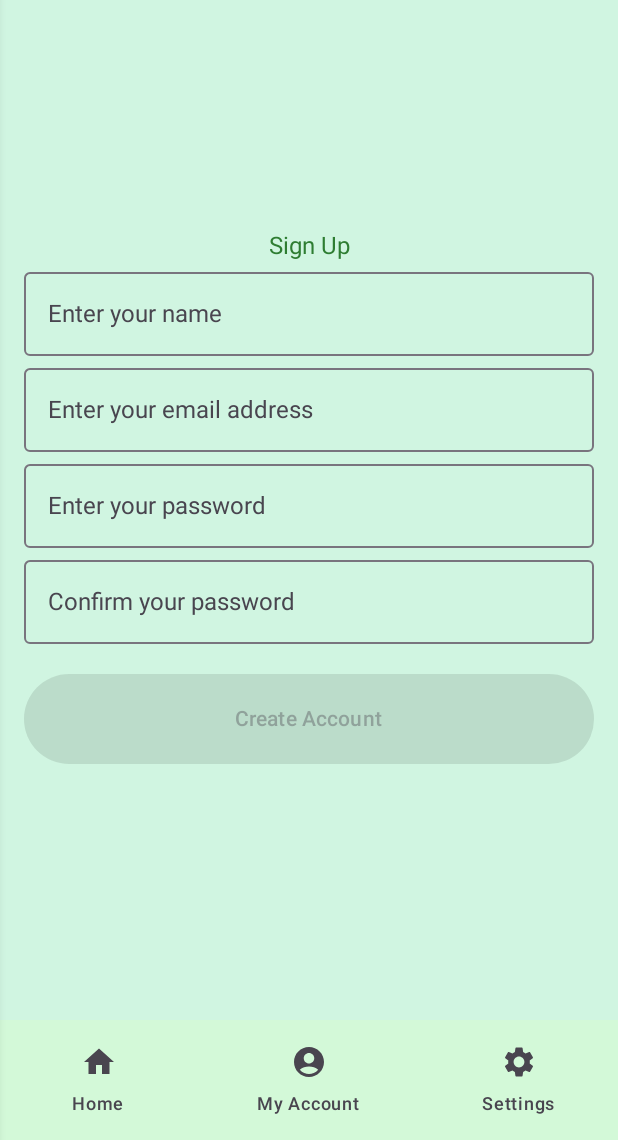
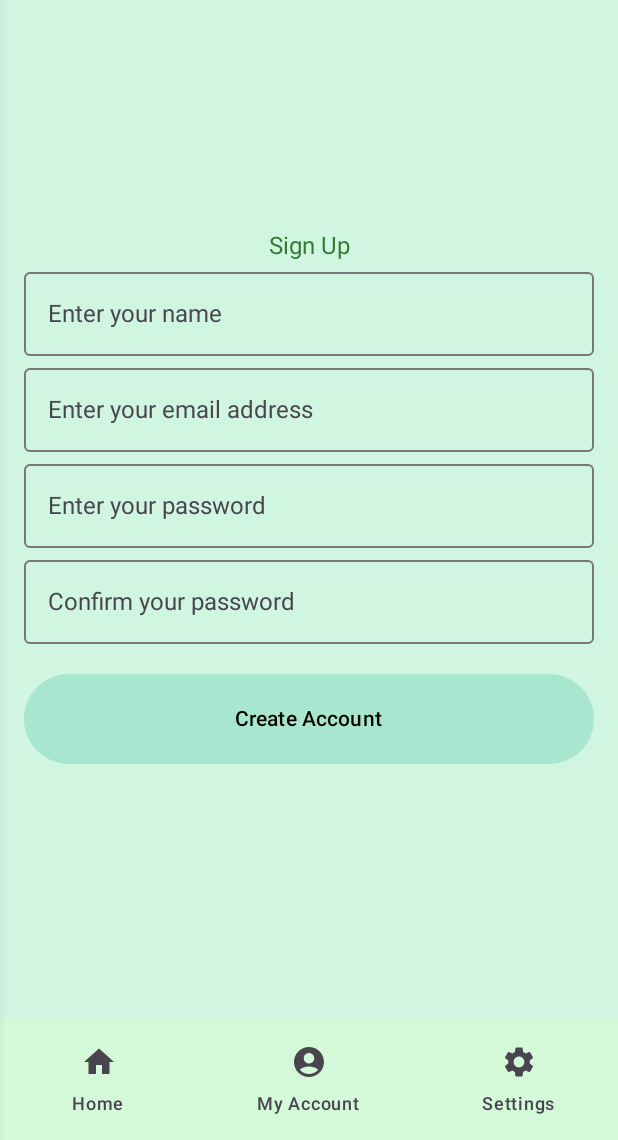
Before and after one commit to JackLaundon1/DoricLingo, an Android app built with Jetpack Compose: the SignupScreen screen opened through its navigation route, on a phone screen of 412 x 824 dp, the part 96-1236 px from its top. Run offline under Robolectric (Android 15) with nearby library versions, the phone set to English and light mode, and no system bars; our stand-ins replace Firebase (no records; nobody signed in at launch, a user with empty details on screens opened directly), Room's generated code.

Commit message:
Update SignupScreen.kt

```diff
--- a/DoricLingo/app/src/main/java/com/example/doriclingo/screens/SignupScreen.kt
+++ b/DoricLingo/app/src/main/java/com/example/doriclingo/screens/SignupScreen.kt
@@ -175,12 +175,10 @@ fun SignupScreen(
                     }
 
                 },
-                //conditions to enable the signup button
-                enabled = !loading && validName && validPassword && validConfirmPassword && validEmail,
                 modifier = Modifier
                     .fillMaxWidth()
                     .height(60.dp)
-                    .align(Alignment.CenterHorizontally) // Center the button horizontally
+                    .align(Alignment.CenterHorizontally)
             ) {
                 Text(text = if (loading) context.getString(R.string.creating_account) else context.getString(R.string.create_account))
             }
@@ -306,13 +304,12 @@ fun SignupScreen(
                     }
 
                 },
-                enabled = !loading && validName && validPassword && validConfirmPassword && validEmail,
                 modifier = Modifier
                     .fillMaxWidth()
                     .height(60.dp)
                     .align(Alignment.CenterHorizontally) // Center the button horizontally
             ) {
-                Text(text = if (loading) context.getString(R.string.creating_account) else context.getString(R.string.create_account))
+                Text(text = context.getString(R.string.create_account))
             }
         }
     }
```
